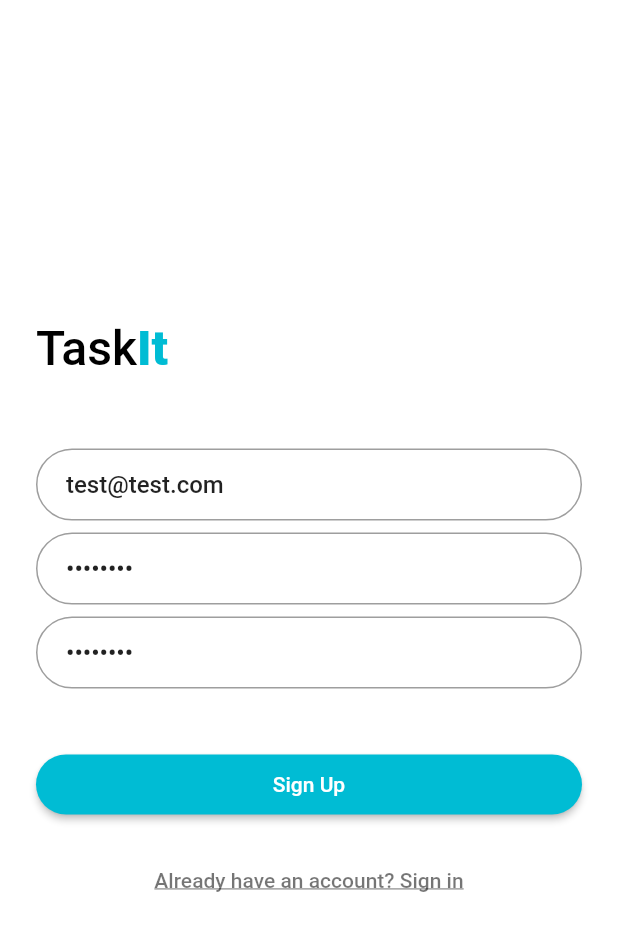
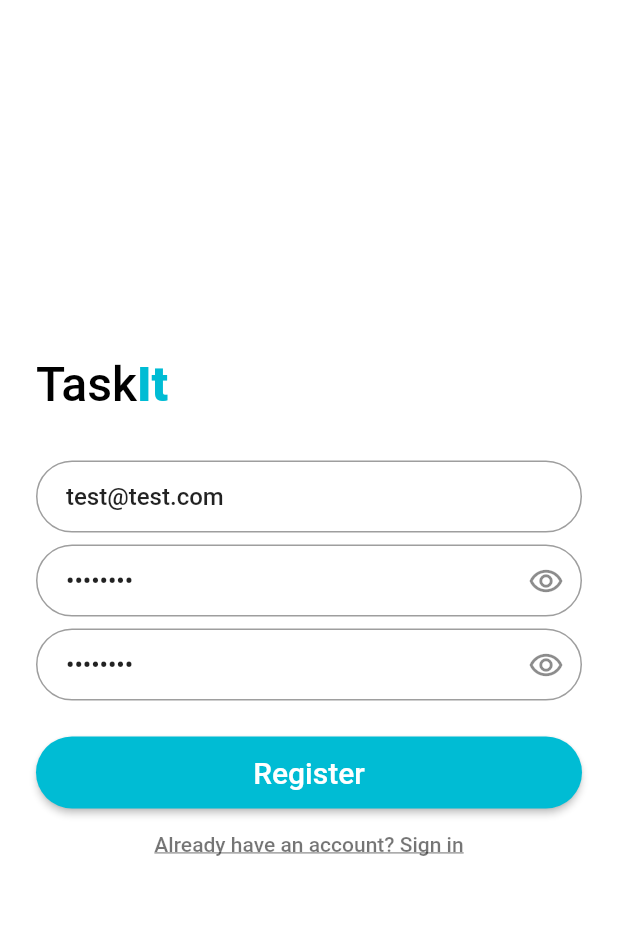
Before and after one commit to dnov09/study-habit-tracker, a Flutter app: the SignUpPage screen opened by its route, on a phone screen of 412 x 824 dp. Shown: the top 931 px of the screen. Run offline on Flutter 3.47's test engine with Material 2 defaults, Android fonts, the light colour scheme and no system bars.

Commit message:
log in and sign up validation

```diff
--- a/lib/Pages/signupPage.dart
+++ b/lib/Pages/signupPage.dart
@@ -9,6 +9,14 @@ class SignUpPage extends StatefulWidget {
 }
 
 class _SignUpPageState extends State<SignUpPage> {
+  String email = '';
+  String password = '';
+  String password2 = '';
+  String error = '';
+  final _formKey = GlobalKey<FormState>();
+  bool _hidePassword = true;
+  bool _hidePassword2 = true;
+
   @override
   Widget build(BuildContext context) {
     final logo = Hero(
@@ -38,62 +46,7 @@ class _SignUpPageState extends State<SignUpPage> {
       ),
     );
 
-    final email = TextFormField(
-      keyboardType: TextInputType.emailAddress,
-      autofocus: false,
-      initialValue: 'test@test.com',
-      validator: (val) => val.isEmpty ? 'Enter an email' : null,
-      decoration: InputDecoration(
-        hintText: 'Email',
-        contentPadding: EdgeInsets.fromLTRB(20.0, 10.0, 20.0, 10.0),
-        border: OutlineInputBorder(borderRadius: BorderRadius.circular(32.0)),
-      ),
-    );
-
-    final password = TextFormField(
-      autofocus: false,
-      initialValue: 'admin123',
-      validator: (val) =>
-          val.length < 6 ? 'Enter a password 6+ chars long' : null,
-      obscureText: true,
-      decoration: InputDecoration(
-        hintText: 'Password',
-        contentPadding: EdgeInsets.fromLTRB(20.0, 10.0, 20.0, 10.0),
-        border: OutlineInputBorder(borderRadius: BorderRadius.circular(32.0)),
-      ),
-    );
-    final reEnterPassword = TextFormField(
-      autofocus: false,
-      initialValue: 'admin123',
-      obscureText: true,
-      decoration: InputDecoration(
-        hintText: 'Re-enter Password',
-        contentPadding: EdgeInsets.fromLTRB(20.0, 10.0, 20.0, 10.0),
-        border: OutlineInputBorder(borderRadius: BorderRadius.circular(32.0)),
-      ),
-    );
-
-    final signUpButton = Padding(
-      padding: EdgeInsets.symmetric(vertical: 16.0),
-      child: RaisedButton(
-        shape: RoundedRectangleBorder(
-          borderRadius: BorderRadius.circular(24),
-        ),
-        onPressed: () {
-          Navigator.of(context).pushNamed(HomePage.route);
-        },
-        padding: EdgeInsets.all(12),
-        color: Colors.cyan,
-        child: Text(
-          'Sign Up',
-          style: TextStyle(
-            color: Colors.white,
-          ),
-        ),
-      ),
-    );
-
-    final forgotLabel = FlatButton(
+    final loginLabel = FlatButton(
       child: Text(
         'Already have an account? Sign in',
         style: TextStyle(
@@ -104,26 +57,127 @@ class _SignUpPageState extends State<SignUpPage> {
       },
     );
 
-    return Scaffold(
-      backgroundColor: Colors.white,
-      body: Center(
+    Widget _signupBody() {
+      return SafeArea(
+        child: Center(
+          child: Container(
+            padding: EdgeInsets.only(left: 24.0, right: 24.0),
+            child: Form(
+              key: _formKey,
               child: ListView(
                 shrinkWrap: true,
-          padding: EdgeInsets.only(left: 24.0, right: 24.0),
-          children: <Widget>[
+                children: [
                   logo,
-            SizedBox(height: 48.0),
-            email,
+                  SizedBox(height: 32.0),
+                  TextFormField(
+                    keyboardType: TextInputType.emailAddress,
+                    autofocus: false,
+                    initialValue: 'test@test.com',
+                    validator: (val) => val.isEmpty || val != 'test@test.com'
+                        ? 'Enter an email'
+                        : null,
+                    onChanged: (val) {
+                      setState(() {
+                        email = val;
+                      });
+                    },
+                    decoration: InputDecoration(
+                      hintText: 'Email',
+                      contentPadding:
+                          EdgeInsets.fromLTRB(20.0, 10.0, 20.0, 10.0),
+                      border: OutlineInputBorder(
+                          borderRadius: BorderRadius.circular(32.0)),
+                    ),
+                  ),
                   SizedBox(height: 8.0),
-            password,
+                  TextFormField(
+                    autofocus: false,
+                    initialValue: 'admin123',
+                    obscureText: _hidePassword,
+                    validator: (val) =>
+                        val != 'admin123' ? 'Enter valid password' : null,
+                    onChanged: (val) {
+                      setState(() {
+                        password = val;
+                      });
+                    },
+                    decoration: InputDecoration(
+                      suffixIcon: IconButton(
+                        icon: (_hidePassword)
+                            ? Icon(Icons.remove_red_eye_outlined)
+                            : Icon(Icons.remove_red_eye),
+                        onPressed: () {
+                          setState(() {
+                            _hidePassword = !_hidePassword;
+                          });
+                        },
+                      ),
+                      hintText: 'Password',
+                      contentPadding:
+                          EdgeInsets.fromLTRB(20.0, 10.0, 20.0, 10.0),
+                      border: OutlineInputBorder(
+                          borderRadius: BorderRadius.circular(32.0)),
+                    ),
+                  ),
                   SizedBox(height: 8.0),
-            reEnterPassword,
+                  TextFormField(
+                    autofocus: false,
+                    initialValue: 'admin123',
+                    obscureText: _hidePassword2,
+                    validator: (val) =>
+                        val != password ? 'Password does not match' : null,
+                    onChanged: (val) {
+                      setState(() {
+                        password2 = val;
+                      });
+                    },
+                    decoration: InputDecoration(
+                      suffixIcon: IconButton(
+                        icon: (_hidePassword2)
+                            ? Icon(Icons.remove_red_eye_outlined)
+                            : Icon(Icons.remove_red_eye),
+                        onPressed: () {
+                          setState(() {
+                            _hidePassword2 = !_hidePassword2;
+                          });
+                        },
+                      ),
+                      hintText: 'Re-enter password',
+                      contentPadding:
+                          EdgeInsets.fromLTRB(20.0, 10.0, 20.0, 10.0),
+                      border: OutlineInputBorder(
+                          borderRadius: BorderRadius.circular(32.0)),
+                    ),
+                  ),
                   SizedBox(height: 24.0),
-            signUpButton,
-            forgotLabel
+                  SizedBox(
+                    height: 48,
+                    width: 450,
+                    child: RaisedButton(
+                      shape: RoundedRectangleBorder(
+                        borderRadius: BorderRadius.circular(24),
+                      ),
+                      onPressed: () {
+                        if (_formKey.currentState.validate()) {
+                          Navigator.of(context).pushNamed(HomePage.route);
+                        }
+                      },
+                      padding: EdgeInsets.all(12),
+                      color: Colors.cyan,
+                      child: Text('Register',
+                          style: TextStyle(color: Colors.white, fontSize: 20)),
+                    ),
+                  ),
+                  // errorLabel,
+                  loginLabel,
                 ],
+              ),
+            ),
           ),
         ),
       );
     }
+
+    return Scaffold(backgroundColor: Colors.white, body: _signupBody());
   }
+}
```
Also changed, not shown: lib/Pages/loginPage.dart (+87 -79 lines). Lines whose indentation alone changed are shown as unchanged.
